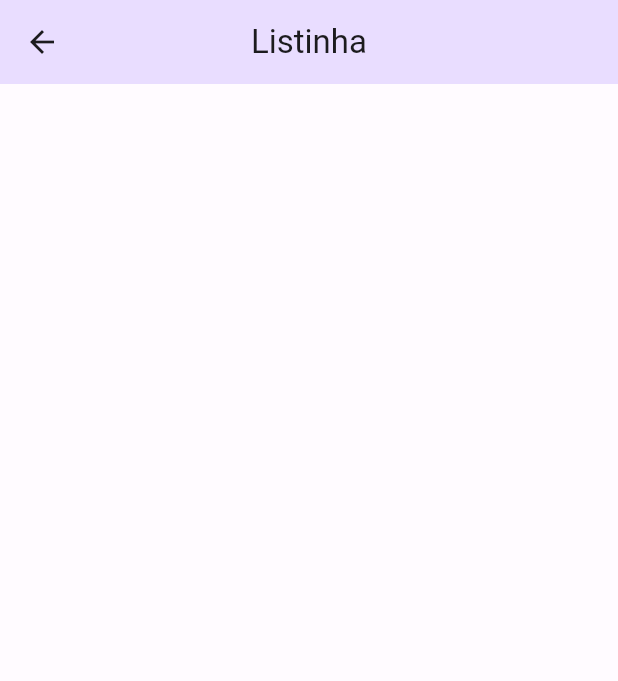
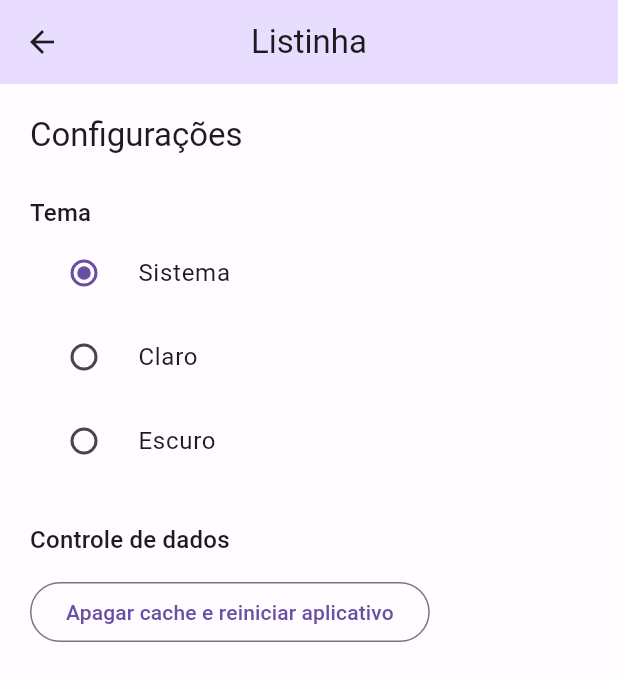
Before and after one commit to eamnicoletti/listinha, a Flutter app: the ConfigurationPage screen opened by its route, on a phone screen of 412 x 824 dp. Shown: the top 681 px of the screen. Run offline on Flutter 3.47's test engine with Material 2 defaults, Android fonts, the phone set to English and light mode, and no system bars; our stand-ins replace flutter_modular.

Commit message:
feat: theme mode changing

```diff
--- a/app/lib/src/app_module.dart
+++ b/app/lib/src/app_module.dart
@@ -1,8 +1,14 @@
 import 'package:flutter_modular/flutter_modular.dart';
 import 'package:listinha/src/Home/home_module.dart';
 import 'package:listinha/src/configuration/configuration_page.dart';
+import 'package:listinha/src/shared/stores/app_store.dart';
 
 class AppModule extends Module {
+  @override
+  List<Bind> get binds => [
+        Bind.singleton((i) => AppStore()),
+      ];
+
   @override
   List<ModularRoute> get routes => [
         ModuleRoute(
--- a/app/lib/src/app_widget.dart
+++ b/app/lib/src/app_widget.dart
@@ -1,5 +1,6 @@
 import 'package:flutter/material.dart';
 import 'package:flutter_modular/flutter_modular.dart';
+import 'package:listinha/src/shared/stores/app_store.dart';
 import 'package:listinha/src/shared/themes/themes.dart';
 
 class AppWidget extends StatelessWidget {
@@ -8,11 +9,14 @@ class AppWidget extends StatelessWidget {
   @override
   Widget build(BuildContext context) {
     Modular.setInitialRoute('/home/');
+    final appStore = context.watch<AppStore>(
+      (store) => store.themeMode,
+    );
 
     return MaterialApp.router(
       title: 'Listinha',
       debugShowCheckedModeBanner: false,
-      themeMode: ThemeMode.light,
+      themeMode: appStore.themeMode.value,
       theme: lightTheme,
       darkTheme: darkTheme,
       routerDelegate: Modular.routerDelegate,
--- a/app/lib/src/configuration/configuration_page.dart
+++ b/app/lib/src/configuration/configuration_page.dart
@@ -1,4 +1,7 @@
 import 'package:flutter/material.dart';
+import 'package:flutter_modular/flutter_modular.dart';
+
+import '../shared/stores/app_store.dart';
 
 class ConfigurationPage extends StatefulWidget {
   const ConfigurationPage({Key? key}) : super(key: key);
@@ -10,11 +13,59 @@ class ConfigurationPage extends StatefulWidget {
 class _ConfigurationPageState extends State<ConfigurationPage> {
   @override
   Widget build(BuildContext context) {
+    final appStore = context.watch<AppStore>(
+      (store) => store.themeMode,
+    );
+
     return Scaffold(
       appBar: AppBar(
         title: const Text('Listinha'),
       ),
-      body: Container(),
+      body: Padding(
+        padding: const EdgeInsets.fromLTRB(20, 20, 20, 0),
+        child: Column(
+          crossAxisAlignment: CrossAxisAlignment.start,
+          children: [
+            Text(
+              'Configurações',
+              style: Theme.of(context).textTheme.titleLarge,
+            ),
+            const SizedBox(height: 26),
+            Text(
+              'Tema',
+              style: Theme.of(context).textTheme.titleMedium,
+            ),
+            RadioListTile<ThemeMode>(
+              value: ThemeMode.system,
+              groupValue: appStore.themeMode.value,
+              title: const Text('Sistema'),
+              onChanged: appStore.changeThemeMode,
+            ),
+            RadioListTile<ThemeMode>(
+              value: ThemeMode.light,
+              groupValue: appStore.themeMode.value,
+              title: const Text('Claro'),
+              onChanged: appStore.changeThemeMode,
+            ),
+            RadioListTile<ThemeMode>(
+              value: ThemeMode.dark,
+              groupValue: appStore.themeMode.value,
+              title: const Text('Escuro'),
+              onChanged: appStore.changeThemeMode,
+            ),
+            const SizedBox(height: 26),
+            Text(
+              'Controle de dados',
+              style: Theme.of(context).textTheme.titleMedium,
+            ),
+            const SizedBox(height: 12),
+            OutlinedButton(
+              onPressed: () {},
+              child: const Text('Apagar cache e reiniciar aplicativo'),
+            ),
+          ],
+        ),
+      ),
     );
   }
 }
--- /dev/null
+++ b/app/lib/src/shared/stores/app_store.dart
@@ -0,0 +1,16 @@
+import 'package:flutter/material.dart';
+
+class AppStore {
+  final themeMode = ValueNotifier(ThemeMode.system);
+
+  void changeThemeMode(ThemeMode? mode) {
+    if (mode != null) {
+      themeMode.value = mode;
+      save();
+    }
+  }
+
+  void save() {
+    //TODO: Salvar os dados na base local
+  }
+}
```
